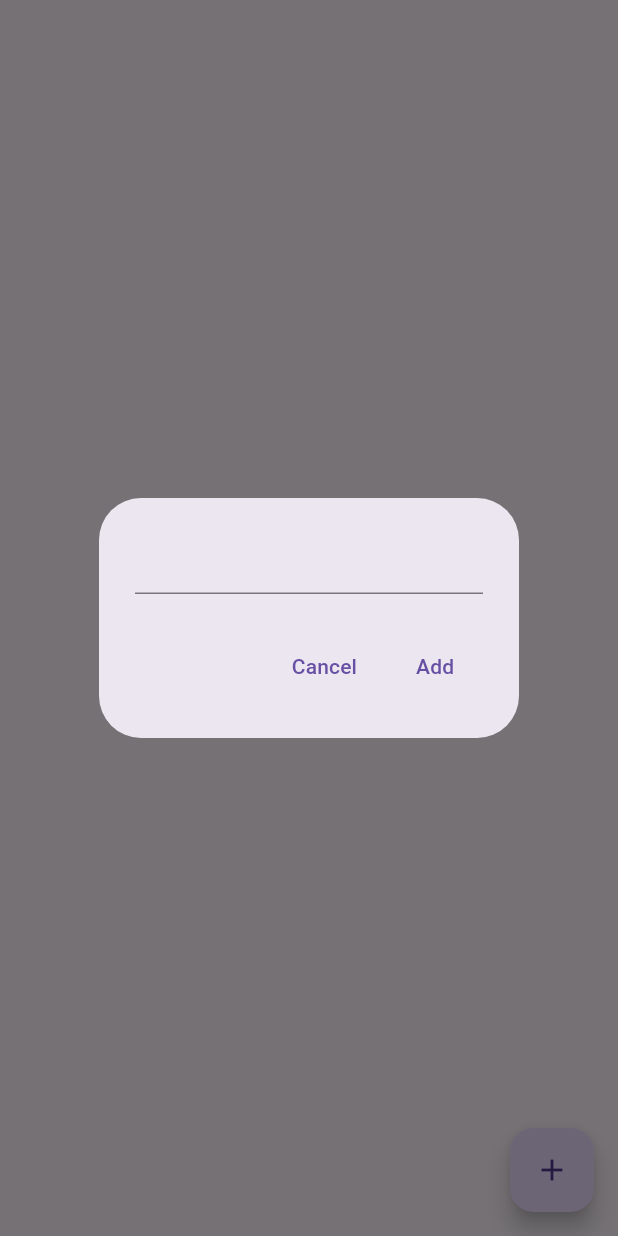
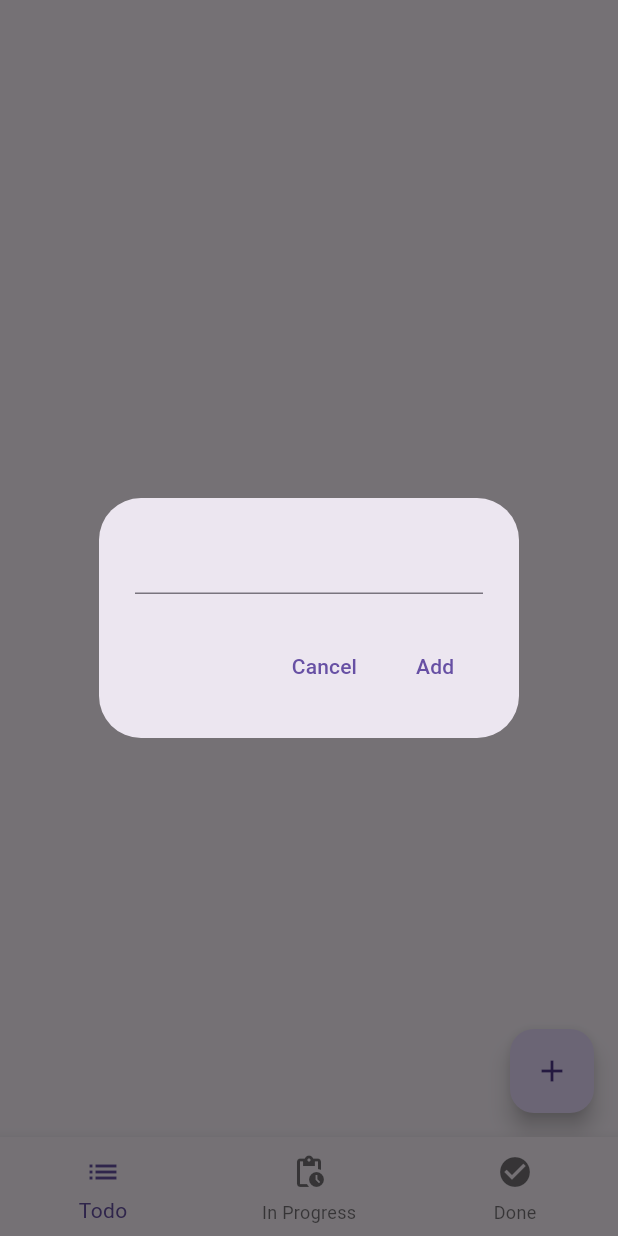
Before and after one commit to MertAliUzun/todo_app, a Flutter app: the screen it shows after launch, after a tap on the "add" icon, on a phone screen of 412 x 824 dp. Run offline on Flutter 3.47's test engine with Material 3 defaults, Android fonts, the phone set to English and light mode, and no system bars; our stand-ins replace flutter_bloc, isar; missing offline and left inert: safe_int_id; accounts and stored records are empty; generated files the repository leaves out were written again.

Commit message:
v 0.2 (added completion state to todo model, added todo, inprogress and done to navbar, you can drag todo object to navbar to assign its completion state to those values)

```diff
--- a/lib/data/models/isar_todo.dart
+++ b/lib/data/models/isar_todo.dart
@@ -8,12 +8,14 @@ class TodoIsar {
   Id id = Isar.autoIncrement;
   late String text;
   late bool isCompleted;
+  late String completionState;
 
   Todo toDomain() {
     return Todo(
       id: id,
       text: text,
       isCompleted: isCompleted,
+      completionState: completionState,
     );
   }
 
@@ -21,6 +23,7 @@ class TodoIsar {
     return TodoIsar()
       ..id = todo.id
       ..text = todo.text
-      ..isCompleted = todo.isCompleted;
+      ..isCompleted = todo.isCompleted
+      ..completionState = todo.completionState;
   }
 }
--- a/lib/data/repository/isar_todo_repo.dart
+++ b/lib/data/repository/isar_todo_repo.dart
@@ -18,6 +18,40 @@ class IsarTodoRepo implements TodoRepo {
     //return list
     return todos.map((todoIsar) => todoIsar.toDomain()).toList();
   }
+
+  @override
+  Future<List<Todo>> getStateTodo() async {
+    final todos = await db.todoIsars
+        .where()
+        .filter()
+        .completionStateEqualTo('todo')
+        .findAll();
+
+    return todos.map((todoIsar) => todoIsar.toDomain()).toList();
+  }
+
+  @override
+  Future<List<Todo>> getStateInProgress() async {
+    final todos = await db.todoIsars
+        .where()
+        .filter()
+        .completionStateEqualTo('inProgress')
+        .findAll();
+
+    return todos.map((todoIsar) => todoIsar.toDomain()).toList();
+  }
+
+  @override
+  Future<List<Todo>> getStateDone() async {
+    final todos = await db.todoIsars
+        .where()
+        .filter()
+        .completionStateEqualTo('done')
+        .findAll();
+
+    return todos.map((todoIsar) => todoIsar.toDomain()).toList();
+  }
+
 
   @override
   Future<void> addTodo(Todo newTodo) async {
--- a/lib/domain/models/todo.dart
+++ b/lib/domain/models/todo.dart
@@ -2,15 +2,29 @@ class Todo {
   final int id;
   final String text;
   final bool isCompleted;
+  final String completionState;
 
   Todo({
     required this.id,
     required this.text,
     this.isCompleted = false, //This should be false when first created
+    this.completionState = 'todo'
   });
 
 
   Todo toogleCompletion () {
     return Todo(id: id, text: text, isCompleted: !isCompleted);
   }
+
+  Todo stateToTodo () {
+    return Todo(id: id, text: text, completionState: 'todo');
+  }
+
+  Todo stateToInProgress () {
+    return Todo(id: id, text: text, completionState: 'inProgress');
+  }
+
+  Todo stateToDone () {
+    return Todo(id: id, text: text, completionState: 'done');
+  }
 }
--- a/lib/domain/repository/todo_repo.dart
+++ b/lib/domain/repository/todo_repo.dart
@@ -3,6 +3,12 @@ import 'package:todo_app/domain/models/todo.dart';
 abstract class TodoRepo {
   //get list of Todo
   Future<List<Todo>> getTodo();
+  //get list of Todo where completion state is todo
+  Future<List<Todo>> getStateTodo();
+  //get list of Todo where completion state is inProgress
+  Future<List<Todo>> getStateInProgress();
+  //get list of Todo where completion state is done
+  Future<List<Todo>> getStateDone();
   //add a new Todo
   Future<void> addTodo(Todo newTodo);
   //update a Todo
--- a/lib/main.dart
+++ b/lib/main.dart
@@ -1,9 +1,11 @@
 import 'package:flutter/material.dart';
+import 'package:flutter_bloc/flutter_bloc.dart';
 import 'package:isar/isar.dart';
 import 'package:path_provider/path_provider.dart';
 import 'package:todo_app/data/models/isar_todo.dart';
 import 'package:todo_app/data/repository/isar_todo_repo.dart';
 import 'package:todo_app/domain/repository/todo_repo.dart';
+import 'package:todo_app/presentation/todo_cubit.dart';
 import 'package:todo_app/presentation/todo_page.dart';
 
 void main() async {
@@ -17,7 +19,7 @@ void main() async {
   final isarTodoRepo = IsarTodoRepo(isar);
 
   //run app
-  runApp(MyApp(todoRepo: isarTodoRepo,));
+  runApp(MyApp(todoRepo: isarTodoRepo));
 }
 
 class MyApp extends StatelessWidget {
@@ -27,8 +29,15 @@ class MyApp extends StatelessWidget {
 
   @override
   Widget build(BuildContext context) {
-    return MaterialApp(
-      home: TodoPage(todoRepo: todoRepo),
+    return BlocProvider(
+      create: (context) => TodoCubit(todoRepo),
+      child: MaterialApp(
+        theme: ThemeData(
+          primarySwatch: Colors.blue,
+          useMaterial3: true,
+        ),
+        home: const TodoPage(),
+      ),
     );
   }
 }
--- a/lib/presentation/todo_cubit.dart
+++ b/lib/presentation/todo_cubit.dart
@@ -1,35 +1,43 @@
-
-
 import 'package:flutter_bloc/flutter_bloc.dart';
 import 'package:safe_int_id/safe_int_id.dart';
 import 'package:todo_app/domain/models/todo.dart';
 import 'package:todo_app/domain/repository/todo_repo.dart';
-import 'package:uuid/uuid.dart';
 
 class TodoCubit extends Cubit<List<Todo>> {
   final TodoRepo todoRepo;
+  int currentIndex = 0;
 
   TodoCubit(this.todoRepo) : super([]) {
     loadTodos();
   }
 
   Future<void> loadTodos() async {
-    //fetch list from repo
-    final todoList = await todoRepo.getTodo();
+    List<Todo> todoList;
+    switch (currentIndex) {
+      case 0:
+        todoList = await todoRepo.getStateTodo();
+        break;
+      case 1:
+        todoList = await todoRepo.getStateInProgress();
+        break;
+      case 2:
+        todoList = await todoRepo.getStateDone();
+        break;
+      default:
+        todoList = await todoRepo.getTodo();
+    }
+    emit(todoList);
+  }
 
-    //emit the fetched list as the new state
-    emit(todoList);
+  void changeIndex(int index) {
+    currentIndex = index;
+    loadTodos();
   }
 
   Future<void> addTodo(String text) async {
     //create a new todo with a unique id
-    /*var uuid = const Uuid();
-    String id = uuid.v4();
-    */
     final id = safeIntId.getId();
-    final newTodo = Todo(id: id, text: text); //DateTime.now().millisecondsSinceEpoch
-
-    //save to db
+    final newTodo = Todo(id: id, text: text);  //DateTime.now().millisecondsSinceEpoch
     await todoRepo.addTodo(newTodo);
     //reload
 
@@ -46,7 +54,25 @@ class TodoCubit extends Cubit<List<Todo>> {
   Future<void> toogleCompletion(Todo todo) async {
     //toggle selected todo
     final updatedTodo = todo.toogleCompletion();
-    //save toggled todo to db
+    await todoRepo.updateTodo(updatedTodo);
+    loadTodos();
+  }
+
+  Future<void> updateTodoState(Todo todo, int targetIndex) async {
+    Todo updatedTodo;
+    switch (targetIndex) {
+      case 0:
+        updatedTodo = todo.stateToTodo();
+        break;
+      case 1:
+        updatedTodo = todo.stateToInProgress();
+        break;
+      case 2:
+        updatedTodo = todo.stateToDone();
+        break;
+      default:
+        return;
+    }
     await todoRepo.updateTodo(updatedTodo);
     //reload
     loadTodos();
--- a/lib/presentation/todo_page.dart
+++ b/lib/presentation/todo_page.dart
@@ -1,20 +1,98 @@
 import 'package:flutter/material.dart';
 import 'package:flutter_bloc/flutter_bloc.dart';
-import 'package:todo_app/domain/repository/todo_repo.dart';
+import 'package:todo_app/domain/models/todo.dart';
 import 'package:todo_app/presentation/todo_cubit.dart';
 import 'package:todo_app/presentation/todo_view.dart';
 
-class TodoPage extends StatelessWidget {
-  final TodoRepo todoRepo;
+class TodoPage extends StatefulWidget {
+  const TodoPage({super.key});
 
+  @override
+  State<TodoPage> createState() => _TodoPageState();
+}
 
-  const TodoPage({super.key, required this.todoRepo});
+class _TodoPageState extends State<TodoPage> {
+  int _selectedIndex = 0;
 
   @override
   Widget build(BuildContext context) {
-    return BlocProvider(
-      create: (context) => TodoCubit(todoRepo),
-      child: const TodoView(),
+    final todoCubit = context.read<TodoCubit>();
+
+    // When the page is built, update the cubit's index
+    WidgetsBinding.instance.addPostFrameCallback((_) {
+      todoCubit.changeIndex(_selectedIndex);
+    });
+
+    return Scaffold(
+      body: TodoView(selectedIndex: _selectedIndex),
+      bottomNavigationBar: BottomNavigationBar(
+        currentIndex: _selectedIndex,
+        onTap: (index) {
+          setState(() {
+            _selectedIndex = index;
+          });
+          todoCubit.changeIndex(index);
+        },
+        items: [
+          // Todo Tab
+          BottomNavigationBarItem(
+            icon: DragTarget<Todo>(
+              onAccept: (todo) {
+                todoCubit.updateTodoState(todo, 0);
+              },
+              builder: (context, candidateData, rejectedData) {
+                return Container(
+                  decoration: BoxDecoration(
+                    color: candidateData.isNotEmpty ? Colors.blue.withOpacity(0.3) : Colors.transparent,
+                    borderRadius: BorderRadius.circular(8),
+                  ),
+                  padding: const EdgeInsets.all(4),
+                  child: const Icon(Icons.list),
+                );
+              },
+            ),
+            label: 'Todo',
+          ),
+          // In Progress Tab
+          BottomNavigationBarItem(
+            icon: DragTarget<Todo>(
+              onAccept: (todo) {
+                todoCubit.updateTodoState(todo, 1);
+              },
+              builder: (context, candidateData, rejectedData) {
+                return Container(
+                  decoration: BoxDecoration(
+                    color: candidateData.isNotEmpty ? Colors.orange.withOpacity(0.3) : Colors.transparent,
+                    borderRadius: BorderRadius.circular(8),
+                  ),
+                  padding: const EdgeInsets.all(4),
+                  child: const Icon(Icons.pending_actions),
+                );
+              },
+            ),
+            label: 'In Progress',
+          ),
+          // Done Tab
+          BottomNavigationBarItem(
+            icon: DragTarget<Todo>(
+              onAccept: (todo) {
+                todoCubit.updateTodoState(todo, 2);
+              },
+              builder: (context, candidateData, rejectedData) {
+                return Container(
+                  decoration: BoxDecoration(
+                    color: candidateData.isNotEmpty ? Colors.green.withOpacity(0.3) : Colors.transparent,
+                    borderRadius: BorderRadius.circular(8),
+                  ),
+                  padding: const EdgeInsets.all(4),
+                  child: const Icon(Icons.check_circle),
+                );
+              },
+            ),
+            label: 'Done',
+          ),
+        ],
+      ),
     );
   }
 }
--- a/lib/presentation/todo_view.dart
+++ b/lib/presentation/todo_view.dart
@@ -1,68 +1,92 @@
-
-
-
 import 'package:flutter/material.dart';
 import 'package:flutter_bloc/flutter_bloc.dart';
 import 'package:todo_app/domain/models/todo.dart';
 import 'package:todo_app/presentation/todo_cubit.dart';
 
 class TodoView extends StatelessWidget {
-  const TodoView({super.key});
+  final int selectedIndex;
 
-
-
+  const TodoView({super.key, required this.selectedIndex});
 
   void _showAddTodoBox(BuildContext context) {
     final todoCubit = context.read<TodoCubit>();
     final textController = TextEditingController();
 
-    showDialog(context: context, builder: (context) => AlertDialog(
-      content: TextField(controller: textController,),
+    showDialog(
+      context: context,
+      builder: (context) => AlertDialog(
+        content: TextField(controller: textController),
         actions: [
-        TextButton(onPressed: () => Navigator.of(context).pop(), child: const Text('Cancel')),
-        TextButton(onPressed: () {
+          TextButton(
+            onPressed: () => Navigator.of(context).pop(),
+            child: const Text('Cancel'),
+          ),
+          TextButton(
+            onPressed: () {
               todoCubit.addTodo(textController.text);
               Navigator.of(context).pop();
             },
-        child: const Text('Add'))
+            child: const Text('Add'),
+          ),
         ],
-    )
+      ),
     );
   }
 
   @override
   Widget build(BuildContext context) {
-
     final todoCubit = context.read<TodoCubit>();
-
 
     return Scaffold(
       floatingActionButton: FloatingActionButton(
         child: const Icon(Icons.add),
         onPressed: () => _showAddTodoBox(context),
-
       ),
-
-      body: BlocBuilder<TodoCubit,List<Todo>>(builder: (context, todos) {
+      body: DragTarget<Todo>(
+        onAcceptWithDetails: (todo) {
+          todoCubit.updateTodoState(todo.data, selectedIndex);
+        },
+        builder: (context, candidateData, rejectedData) {
+          return BlocBuilder<TodoCubit, List<Todo>>(
+            builder: (context, todos) {
               return ListView.builder(
                 itemCount: todos.length,
                 itemBuilder: (context, index) {
-            //get individual todos from list
                   final todo = todos[index];
-
-            return ListTile(
+                  return Draggable<Todo>(
+                    data: todo,
+                    feedback: Material(
+                      child: Container(
+                        width: 200,
+                        padding: const EdgeInsets.all(16),
+                        decoration: BoxDecoration(
+                          color: Colors.blue.withOpacity(0.8),
+                          borderRadius: BorderRadius.circular(8),
+                        ),
+                        child: Text(
+                          todo.text,
+                          style: const TextStyle(color: Colors.white),
+                        ),
+                      ),
+                    ),
+                    childWhenDragging: Container(),
+                    child: ListTile(
                       title: Text(todo.text),
                       leading: Checkbox(
                         value: todo.isCompleted,
                         onChanged: (value) => todoCubit.toogleCompletion(todo),
                       ),
                       trailing: IconButton(
-                icon: Icon(Icons.cancel),
-                onPressed: () => todoCubit.deleteTodo(todo),),
+                        icon: const Icon(Icons.cancel),
+                        onPressed: () => todoCubit.deleteTodo(todo),
+                      ),
+                    ),
                   );
-          }
+                },
               );
-      }
+            },
+          );
+        },
       ),
     );
   }
```
Also changed, not shown: lib/data/models/isar_todo.g.dart. Lines whose indentation alone changed are shown as unchanged.
